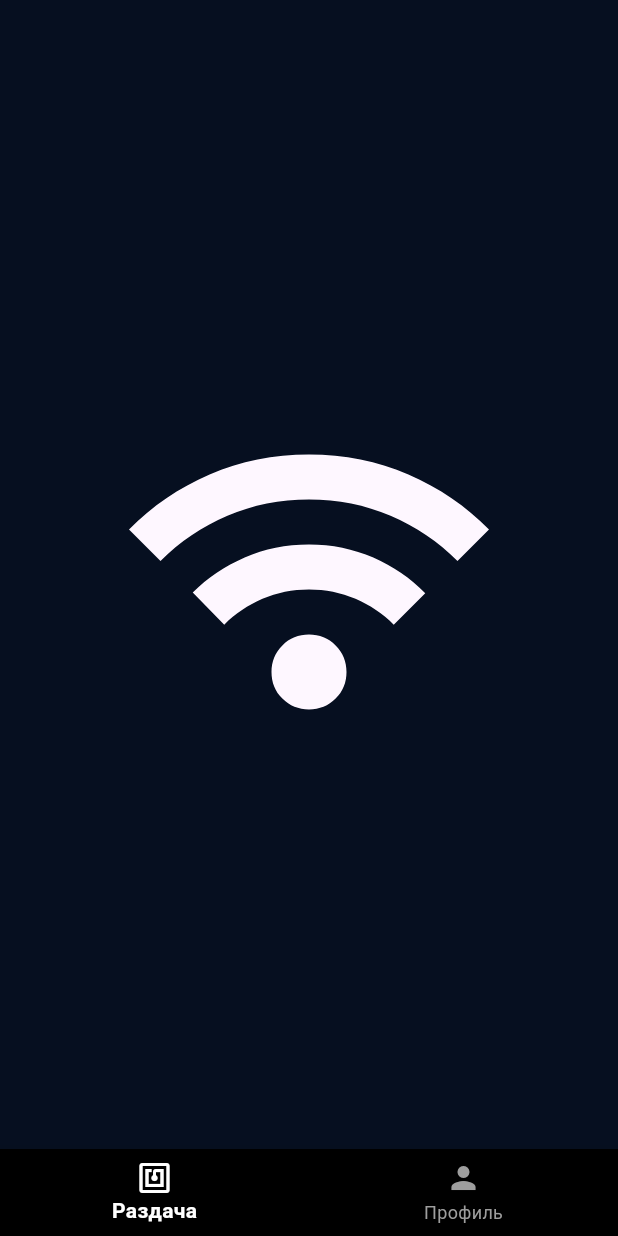
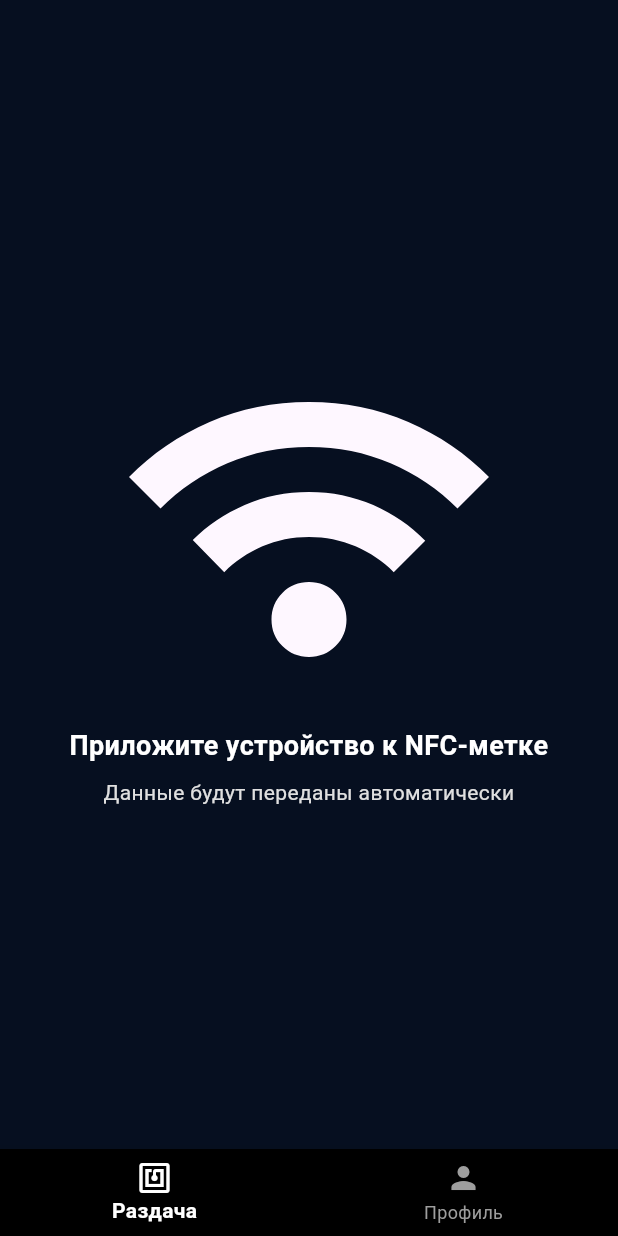
Before and after one commit to tema0795/nfc, a Flutter app: the NfcSharePage screen opened directly, on a phone screen of 412 x 824 dp. Run offline on Flutter 3.47's test engine with Material 3 defaults, Android fonts, the light colour scheme and no system bars; our stand-ins replace flutter_svg, shared_preferences; accounts and stored records are empty.

Commit message:
маленькие исправления

```diff
--- a/frontend/lib/pages/login.dart
+++ b/frontend/lib/pages/login.dart
@@ -46,7 +46,6 @@ class _LoginPageState extends State<LoginPage> {
     return Scaffold(
       body: Stack(
         children: [
-          // Фон — остаётся SVG
           Positioned.fill(
             child: SvgPicture.asset(
               'assets/background.svg',
--- a/frontend/lib/pages/nfc_share.dart
+++ b/frontend/lib/pages/nfc_share.dart
@@ -13,7 +13,10 @@ class NfcSharePage extends StatelessWidget {
       body: SafeArea(
         bottom: false,
         child: Center(
-          child: SizedBox(
+          child: Column(
+            mainAxisSize: MainAxisSize.min,
+            children: [
+              SizedBox(
                 width: 240,
                 height: 240,
                 child: SvgPicture.asset(
@@ -21,8 +24,30 @@ class NfcSharePage extends StatelessWidget {
                   fit: BoxFit.contain,
                 ),
               ),
+              const SizedBox(height: 16),
+              Text(
+                'Приложите устройство к NFC-метке',
+                style: TextStyle(
+                  fontSize: 18,
+                  color: Colors.white,
+                  fontWeight: FontWeight.bold,
+                ),
+                textAlign: TextAlign.center,
+              ),
+              const SizedBox(height: 8),
+              Text(
+                'Данные будут переданы автоматически',
+                style: TextStyle(
+                  fontSize: 14,
+                  color: Colors.grey[300],
+                ),
+                textAlign: TextAlign.center,
+              ),
+            ],
           ),
         ),
+      ),
+
       bottomNavigationBar: CustomBottomNavBar(
         currentIndex: 0,
         onTap: (index) {
--- a/frontend/lib/pages/pin_code.dart
+++ b/frontend/lib/pages/pin_code.dart
@@ -33,7 +33,6 @@ class _PinCodePageState extends State<PinCodePage> {
 
   void _handlePinEntered() {
     if (_confirmPin == null) {
-      // Первый ввод — запоминаем
       setState(() {
         _confirmPin = _pin;
         _pin = "";
@@ -42,12 +41,10 @@ class _PinCodePageState extends State<PinCodePage> {
         const SnackBar(content: Text('Повторите PIN для подтверждения')),
       );
     } else {
-      // Второй ввод — проверяем
       if (_pin == _confirmPin) {
         ScaffoldMessenger.of(context).showSnackBar(
           const SnackBar(content: Text('PIN верный!')),
         );
-        // После PIN → NFC
         Navigator.pushReplacement(
           context,
           MaterialPageRoute(builder: (context) => const NfcSharePage()),
--- a/frontend/lib/pages/profile.dart
+++ b/frontend/lib/pages/profile.dart
@@ -22,7 +22,7 @@ class _ProfilePageState extends State<ProfilePage> {
             left: 24,
             right: 24,
             top: 40,
-            bottom: 16, // отступ от нижнего меню
+            bottom: 16,
           ),
           child: Column(
             crossAxisAlignment: CrossAxisAlignment.start,
@@ -72,7 +72,7 @@ class _ProfilePageState extends State<ProfilePage> {
         ),
       ),
       bottomNavigationBar: CustomBottomNavBar(
-        currentIndex: 1, // "Профиль" активен
+        currentIndex: 1,
         onTap: (index) {
           if (index == 0) {
             Navigator.pushAndRemoveUntil(
```
Lines whose indentation alone changed are shown as unchanged.
